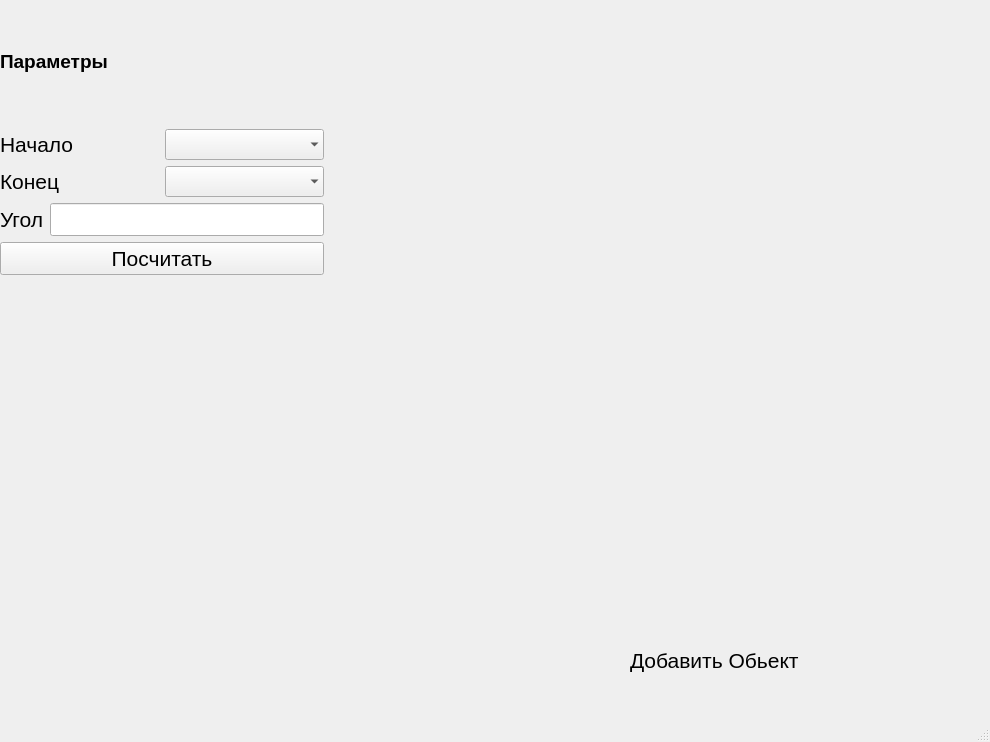
This is 1.ui in sergnator/kspCalculator as Qt 5 draws it before an edit. The edited form follows.
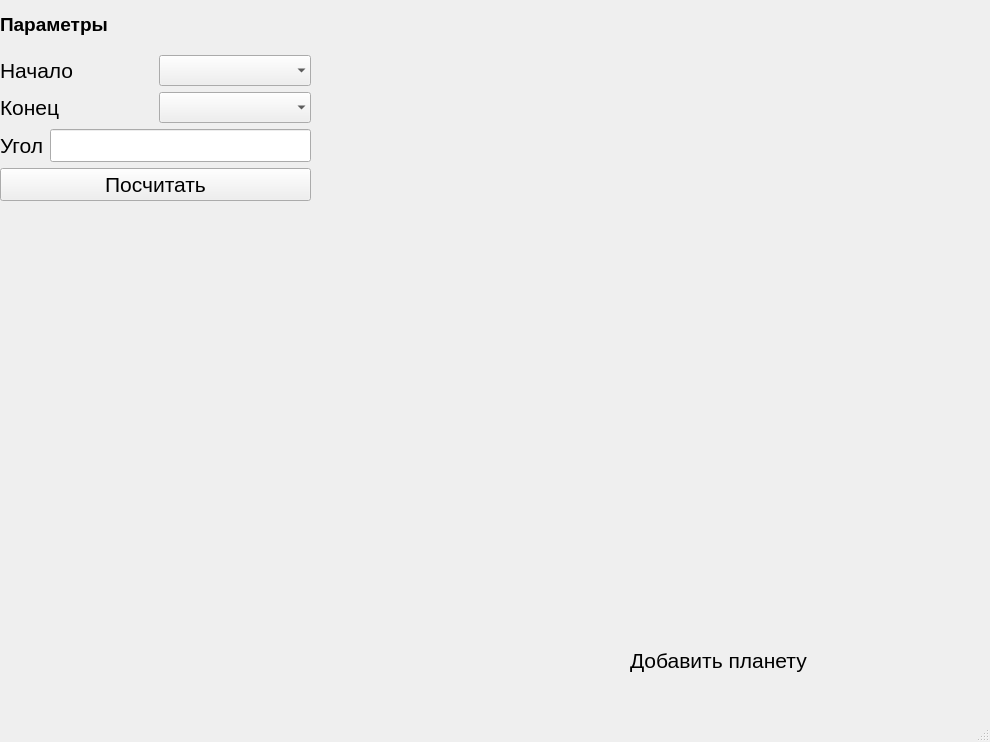
This is the edited form. Icons and pictures are not drawn.

Patch:
```diff
--- a/1.ui
+++ b/1.ui
@@ -51,8 +51,8 @@
      <rect>
       <x>0</x>
       <y>0</y>
-      <width>324</width>
-      <height>275</height>
+      <width>311</width>
+      <height>201</height>
      </rect>
     </property>
     <layout class="QVBoxLayout" name="verticalLayout_5">
@@ -207,7 +207,7 @@
      <rect>
       <x>850</x>
       <y>640</y>
-      <width>61</width>
+      <width>51</width>
       <height>51</height>
      </rect>
     </property>
@@ -243,7 +243,7 @@
      </font>
     </property>
     <property name="text">
-     <string>Добавить Обьект</string>
+     <string>Добавить планету</string>
     </property>
    </widget>
   </widget>
```
Left out of the diff: 6 changed lines with no effect on the pictures.
